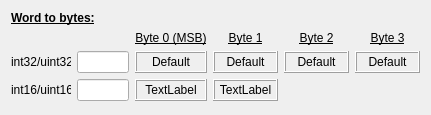
JFDuval/flexsea-plan, file ui/w_converter.ui: the form before one commit.
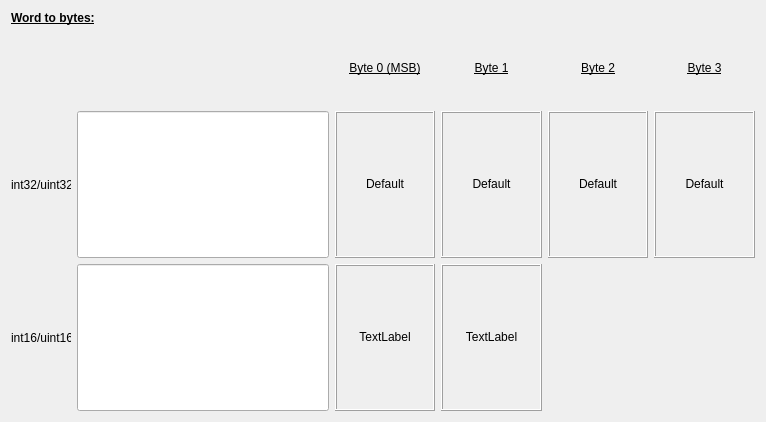
The form after the commit.

Commit message: UX fat fingers commtest, converter, testbench

Patch:
```diff
--- a/ui/w_converter.ui
+++ b/ui/w_converter.ui
@@ -6,8 +6,8 @@
    <rect>
     <x>0</x>
     <y>0</y>
-    <width>431</width>
-    <height>115</height>
+    <width>766</width>
+    <height>422</height>
    </rect>
   </property>
   <property name="windowTitle">
@@ -15,224 +15,134 @@
   </property>
   <layout class="QGridLayout" name="gridLayout">
    <item row="1" column="0">
-    <layout class="QGridLayout" name="gridLayout_2">
-     <item row="1" column="0">
-      <widget class="QLabel" name="label">
-       <property name="sizePolicy">
-        <sizepolicy hsizetype="Fixed" vsizetype="Preferred">
-         <horstretch>0</horstretch>
-         <verstretch>0</verstretch>
-        </sizepolicy>
-       </property>
-       <property name="minimumSize">
-        <size>
-         <width>60</width>
-         <height>0</height>
-        </size>
-       </property>
-       <property name="text">
-        <string>int32/uint32</string>
-       </property>
-      </widget>
-     </item>
-     <item row="2" column="0">
-      <widget class="QLabel" name="label_24">
-       <property name="sizePolicy">
-        <sizepolicy hsizetype="Fixed" vsizetype="Preferred">
-         <horstretch>0</horstretch>
-         <verstretch>0</verstretch>
-        </sizepolicy>
-       </property>
-       <property name="minimumSize">
-        <size>
-         <width>60</width>
-         <height>0</height>
-        </size>
-       </property>
-       <property name="text">
-        <string>int16/uint16</string>
-       </property>
-      </widget>
-     </item>
-     <item row="2" column="1">
-      <widget class="QLineEdit" name="lineEdituint16">
-       <property name="sizePolicy">
-        <sizepolicy hsizetype="Minimum" vsizetype="Fixed">
-         <horstretch>0</horstretch>
-         <verstretch>0</verstretch>
-        </sizepolicy>
-       </property>
-       <property name="minimumSize">
-        <size>
-         <width>50</width>
-         <height>0</height>
-        </size>
-       </property>
-       <property name="maximumSize">
-        <size>
-         <width>75</width>
-         <height>16777215</height>
-        </size>
-       </property>
-       <property name="baseSize">
-        <size>
-         <width>50</width>
-         <height>0</height>
-        </size>
-       </property>
-       <property name="alignment">
-        <set>Qt::AlignCenter</set>
-       </property>
-      </widget>
-     </item>
-     <item row="2" column="2">
-      <widget class="QLabel" name="label_16b0">
-       <property name="minimumSize">
-        <size>
-         <width>65</width>
-         <height>0</height>
-        </size>
-       </property>
-       <property name="frameShape">
-        <enum>QFrame::Box</enum>
-       </property>
-       <property name="frameShadow">
-        <enum>QFrame::Raised</enum>
-       </property>
-       <property name="text">
-        <string>TextLabel</string>
-       </property>
-       <property name="alignment">
-        <set>Qt::AlignCenter</set>
-       </property>
-       <property name="textInteractionFlags">
-        <set>Qt::LinksAccessibleByMouse|Qt::TextSelectableByKeyboard|Qt::TextSelectableByMouse</set>
-       </property>
-      </widget>
-     </item>
-     <item row="2" column="3">
-      <widget class="QLabel" name="label_16b1">
-       <property name="minimumSize">
-        <size>
-         <width>65</width>
-         <height>0</height>
-        </size>
-       </property>
-       <property name="frameShape">
-        <enum>QFrame::Box</enum>
-       </property>
-       <property name="frameShadow">
-        <enum>QFrame::Raised</enum>
-       </property>
-       <property name="text">
-        <string>TextLabel</string>
-       </property>
-       <property name="alignment">
-        <set>Qt::AlignCenter</set>
-       </property>
-       <property name="textInteractionFlags">
-        <set>Qt::LinksAccessibleByMouse|Qt::TextSelectableByKeyboard|Qt::TextSelectableByMouse</set>
-       </property>
-      </widget>
-     </item>
-     <item row="1" column="1">
-      <widget class="QLineEdit" name="lineEdituint32">
-       <property name="sizePolicy">
-        <sizepolicy hsizetype="Minimum" vsizetype="Fixed">
-         <horstretch>0</horstretch>
-         <verstretch>0</verstretch>
-        </sizepolicy>
-       </property>
-       <property name="minimumSize">
-        <size>
-         <width>50</width>
-         <height>0</height>
-        </size>
-       </property>
-       <property name="maximumSize">
-        <size>
-         <width>75</width>
-         <height>16777215</height>
-        </size>
-       </property>
-       <property name="baseSize">
-        <size>
-         <width>50</width>
-         <height>0</height>
-        </size>
-       </property>
-       <property name="alignment">
-        <set>Qt::AlignCenter</set>
-       </property>
-      </widget>
-     </item>
-     <item row="0" column="3">
+    <layout class="QGridLayout" name="gridLayout_2" rowstretch="0,1,2,2" columnstretch="1,5,2,2,2,2" columnminimumwidth="0,0,0,0,0,0">
+     <item row="1" column="3">
       <widget class="QLabel" name="label_10">
+       <property name="sizePolicy">
+        <sizepolicy hsizetype="Preferred" vsizetype="Preferred">
+         <horstretch>0</horstretch>
+         <verstretch>0</verstretch>
+        </sizepolicy>
+       </property>
+       <property name="maximumSize">
+        <size>
+         <width>1666666</width>
+         <height>16777215</height>
+        </size>
+       </property>
        <property name="text">
         <string>&lt;html&gt;&lt;head/&gt;&lt;body&gt;&lt;p align=&quot;center&quot;&gt;&lt;span style=&quot; text-decoration: underline;&quot;&gt;Byte 1&lt;/span&gt;&lt;/p&gt;&lt;/body&gt;&lt;/html&gt;</string>
        </property>
       </widget>
      </item>
-     <item row="0" column="2">
-      <widget class="QLabel" name="label_3">
-       <property name="text">
-        <string>&lt;html&gt;&lt;head/&gt;&lt;body&gt;&lt;p align=&quot;center&quot;&gt;&lt;span style=&quot; text-decoration: underline;&quot;&gt;Byte 0 (MSB)&lt;/span&gt;&lt;/p&gt;&lt;/body&gt;&lt;/html&gt;</string>
-       </property>
-      </widget>
-     </item>
-     <item row="0" column="4">
+     <item row="1" column="4">
       <widget class="QLabel" name="label_11">
+       <property name="sizePolicy">
+        <sizepolicy hsizetype="Preferred" vsizetype="Preferred">
+         <horstretch>0</horstretch>
+         <verstretch>0</verstretch>
+        </sizepolicy>
+       </property>
+       <property name="maximumSize">
+        <size>
+         <width>1666666</width>
+         <height>16777215</height>
+        </size>
+       </property>
        <property name="text">
         <string>&lt;html&gt;&lt;head/&gt;&lt;body&gt;&lt;p align=&quot;center&quot;&gt;&lt;span style=&quot; text-decoration: underline;&quot;&gt;Byte 2&lt;/span&gt;&lt;/p&gt;&lt;/body&gt;&lt;/html&gt;</string>
        </property>
       </widget>
      </item>
-     <item row="0" column="5">
+     <item row="1" column="2">
+      <widget class="QLabel" name="label_3">
+       <property name="sizePolicy">
+        <sizepolicy hsizetype="Preferred" vsizetype="Preferred">
+         <horstretch>0</horstretch>
+         <verstretch>0</verstretch>
+        </sizepolicy>
+       </property>
+       <property name="maximumSize">
+        <size>
+         <width>1666666</width>
+         <height>16777215</height>
+        </size>
+       </property>
+       <property name="text">
+        <string>&lt;html&gt;&lt;head/&gt;&lt;body&gt;&lt;p align=&quot;center&quot;&gt;&lt;span style=&quot; text-decoration: underline;&quot;&gt;Byte 0 (MSB)&lt;/span&gt;&lt;/p&gt;&lt;/body&gt;&lt;/html&gt;</string>
+       </property>
+      </widget>
+     </item>
+     <item row="2" column="1">
+      <widget class="QLineEdit" name="lineEdituint32">
+       <property name="sizePolicy">
+        <sizepolicy hsizetype="Minimum" vsizetype="Preferred">
+         <horstretch>0</horstretch>
+         <verstretch>0</verstretch>
+        </sizepolicy>
+       </property>
+       <property name="minimumSize">
+        <size>
+         <width>50</width>
+         <height>0</height>
+        </size>
+       </property>
+       <property name="maximumSize">
+        <size>
+         <width>1666666</width>
+         <height>16777215</height>
+        </size>
+       </property>
+       <property name="baseSize">
+        <size>
+         <width>50</width>
+         <height>0</height>
+        </size>
+       </property>
+       <property name="alignment">
+        <set>Qt::AlignCenter</set>
+       </property>
+      </widget>
+     </item>
+     <item row="1" column="5">
       <widget class="QLabel" name="label_12">
+       <property name="sizePolicy">
+        <sizepolicy hsizetype="Preferred" vsizetype="Preferred">
+         <horstretch>0</horstretch>
+         <verstretch>0</verstretch>
+        </sizepolicy>
+       </property>
+       <property name="maximumSize">
+        <size>
+         <width>1666666</width>
+         <height>16777215</height>
+        </size>
+       </property>
        <property name="text">
         <string>&lt;html&gt;&lt;head/&gt;&lt;body&gt;&lt;p align=&quot;center&quot;&gt;&lt;span style=&quot; text-decoration: underline;&quot;&gt;Byte 3&lt;/span&gt;&lt;/p&gt;&lt;/body&gt;&lt;/html&gt;</string>
        </property>
       </widget>
      </item>
-     <item row="1" column="2">
-      <widget class="QLabel" name="label_32b0">
-       <property name="minimumSize">
-        <size>
-         <width>65</width>
-         <height>0</height>
-        </size>
-       </property>
-       <property name="autoFillBackground">
-        <bool>false</bool>
-       </property>
-       <property name="frameShape">
-        <enum>QFrame::Box</enum>
-       </property>
-       <property name="frameShadow">
-        <enum>QFrame::Raised</enum>
-       </property>
-       <property name="lineWidth">
-        <number>1</number>
-       </property>
-       <property name="text">
-        <string>Default</string>
-       </property>
-       <property name="alignment">
-        <set>Qt::AlignCenter</set>
-       </property>
-       <property name="textInteractionFlags">
-        <set>Qt::LinksAccessibleByMouse|Qt::TextSelectableByKeyboard|Qt::TextSelectableByMouse</set>
-       </property>
-      </widget>
-     </item>
-     <item row="1" column="4">
+     <item row="2" column="4">
       <widget class="QLabel" name="label_32b2">
+       <property name="sizePolicy">
+        <sizepolicy hsizetype="Preferred" vsizetype="Preferred">
+         <horstretch>0</horstretch>
+         <verstretch>0</verstretch>
+        </sizepolicy>
+       </property>
        <property name="minimumSize">
         <size>
          <width>65</width>
          <height>0</height>
         </size>
        </property>
+       <property name="maximumSize">
+        <size>
+         <width>1666666</width>
+         <height>16777215</height>
+        </size>
+       </property>
        <property name="autoFillBackground">
         <bool>false</bool>
        </property>
@@ -256,14 +166,26 @@
        </property>
       </widget>
      </item>
-     <item row="1" column="3">
-      <widget class="QLabel" name="label_32b1">
+     <item row="2" column="2">
+      <widget class="QLabel" name="label_32b0">
+       <property name="sizePolicy">
+        <sizepolicy hsizetype="Preferred" vsizetype="Preferred">
+         <horstretch>0</horstretch>
+         <verstretch>0</verstretch>
+        </sizepolicy>
+       </property>
        <property name="minimumSize">
         <size>
          <width>65</width>
          <height>0</height>
         </size>
        </property>
+       <property name="maximumSize">
+        <size>
+         <width>1666666</width>
+         <height>16777215</height>
+        </size>
+       </property>
        <property name="autoFillBackground">
         <bool>false</bool>
        </property>
@@ -287,14 +209,26 @@
        </property>
       </widget>
      </item>
-     <item row="1" column="5">
+     <item row="2" column="5">
       <widget class="QLabel" name="label_32b3">
+       <property name="sizePolicy">
+        <sizepolicy hsizetype="Preferred" vsizetype="Preferred">
+         <horstretch>0</horstretch>
+         <verstretch>0</verstretch>
+        </sizepolicy>
+       </property>
        <property name="minimumSize">
         <size>
          <width>65</width>
          <height>0</height>
         </size>
        </property>
+       <property name="maximumSize">
+        <size>
+         <width>1666666</width>
+         <height>16777215</height>
+        </size>
+       </property>
        <property name="autoFillBackground">
         <bool>false</bool>
        </property>
@@ -318,41 +252,225 @@
        </property>
       </widget>
      </item>
+     <item row="2" column="3">
+      <widget class="QLabel" name="label_32b1">
+       <property name="sizePolicy">
+        <sizepolicy hsizetype="Preferred" vsizetype="Preferred">
+         <horstretch>0</horstretch>
+         <verstretch>0</verstretch>
+        </sizepolicy>
+       </property>
+       <property name="minimumSize">
+        <size>
+         <width>65</width>
+         <height>0</height>
+        </size>
+       </property>
+       <property name="maximumSize">
+        <size>
+         <width>1666666</width>
+         <height>16777215</height>
+        </size>
+       </property>
+       <property name="autoFillBackground">
+        <bool>false</bool>
+       </property>
+       <property name="frameShape">
+        <enum>QFrame::Box</enum>
+       </property>
+       <property name="frameShadow">
+        <enum>QFrame::Raised</enum>
+       </property>
+       <property name="lineWidth">
+        <number>1</number>
+       </property>
+       <property name="text">
+        <string>Default</string>
+       </property>
+       <property name="alignment">
+        <set>Qt::AlignCenter</set>
+       </property>
+       <property name="textInteractionFlags">
+        <set>Qt::LinksAccessibleByMouse|Qt::TextSelectableByKeyboard|Qt::TextSelectableByMouse</set>
+       </property>
+      </widget>
+     </item>
+     <item row="3" column="0">
+      <widget class="QLabel" name="label_24">
+       <property name="sizePolicy">
+        <sizepolicy hsizetype="Fixed" vsizetype="Preferred">
+         <horstretch>0</horstretch>
+         <verstretch>0</verstretch>
+        </sizepolicy>
+       </property>
+       <property name="minimumSize">
+        <size>
+         <width>60</width>
+         <height>0</height>
+        </size>
+       </property>
+       <property name="maximumSize">
+        <size>
+         <width>1666666</width>
+         <height>16777215</height>
+        </size>
+       </property>
+       <property name="text">
+        <string>int16/uint16</string>
+       </property>
+      </widget>
+     </item>
+     <item row="3" column="1">
+      <widget class="QLineEdit" name="lineEdituint16">
+       <property name="sizePolicy">
+        <sizepolicy hsizetype="Minimum" vsizetype="Preferred">
+         <horstretch>0</horstretch>
+         <verstretch>0</verstretch>
+        </sizepolicy>
+       </property>
+       <property name="minimumSize">
+        <size>
+         <width>50</width>
+         <height>0</height>
+        </size>
+       </property>
+       <property name="maximumSize">
+        <size>
+         <width>1666666</width>
+         <height>16777215</height>
+        </size>
+       </property>
+       <property name="baseSize">
+        <size>
+         <width>50</width>
+         <height>0</height>
+        </size>
+       </property>
+       <property name="alignment">
+        <set>Qt::AlignCenter</set>
+       </property>
+      </widget>
+     </item>
+     <item row="2" column="0">
+      <widget class="QLabel" name="label">
+       <property name="sizePolicy">
+        <sizepolicy hsizetype="Fixed" vsizetype="Preferred">
+         <horstretch>0</horstretch>
+         <verstretch>0</verstretch>
+        </sizepolicy>
+       </property>
+       <property name="minimumSize">
+        <size>
+         <width>60</width>
+         <height>0</height>
+        </size>
+       </property>
+       <property name="maximumSize">
+        <size>
+         <width>1666666</width>
+         <height>16777215</height>
+        </size>
+       </property>
+       <property name="text">
+        <string>int32/uint32</string>
+       </property>
+      </widget>
+     </item>
+     <item row="3" column="3">
+      <widget class="QLabel" name="label_16b1">
+       <property name="sizePolicy">
+        <sizepolicy hsizetype="Preferred" vsizetype="Preferred">
+         <horstretch>0</horstretch>
+         <verstretch>0</verstretch>
+        </sizepolicy>
+       </property>
+       <property name="minimumSize">
+        <size>
+         <width>65</width>
+         <height>0</height>
+        </size>
+       </property>
+       <property name="maximumSize">
+        <size>
+         <width>1666666</width>
+         <height>16777215</height>
+        </size>
+       </property>
+       <property name="frameShape">
+        <enum>QFrame::Box</enum>
+       </property>
+       <property name="frameShadow">
+        <enum>QFrame::Raised</enum>
+       </property>
+       <property name="text">
+        <string>TextLabel</string>
+       </property>
+       <property name="alignment">
+        <set>Qt::AlignCenter</set>
+       </property>
+       <property name="textInteractionFlags">
+        <set>Qt::LinksAccessibleByMouse|Qt::TextSelectableByKeyboard|Qt::TextSelectableByMouse</set>
+       </property>
+      </widget>
+     </item>
+     <item row="3" column="2">
+      <widget class="QLabel" name="label_16b0">
+       <property name="sizePolicy">
+        <sizepolicy hsizetype="Preferred" vsizetype="Preferred">
+         <horstretch>0</horstretch>
+         <verstretch>0</verstretch>
+        </sizepolicy>
+       </property>
+       <property name="minimumSize">
+        <size>
+         <width>65</width>
+         <height>0</height>
+        </size>
+       </property>
+       <property name="maximumSize">
+        <size>
+         <width>1666666</width>
+         <height>16777215</height>
+        </size>
+       </property>
+       <property name="frameShape">
+        <enum>QFrame::Box</enum>
+       </property>
+       <property name="frameShadow">
+        <enum>QFrame::Raised</enum>
+       </property>
+       <property name="text">
+        <string>TextLabel</string>
+       </property>
+       <property name="alignment">
+        <set>Qt::AlignCenter</set>
+       </property>
+       <property name="textInteractionFlags">
+        <set>Qt::LinksAccessibleByMouse|Qt::TextSelectableByKeyboard|Qt::TextSelectableByMouse</set>
+       </property>
+      </widget>
+     </item>
+     <item row="0" column="0" colspan="3">
+      <widget class="QLabel" name="label_19">
+       <property name="sizePolicy">
+        <sizepolicy hsizetype="Preferred" vsizetype="Preferred">
+         <horstretch>0</horstretch>
+         <verstretch>0</verstretch>
+        </sizepolicy>
+       </property>
+       <property name="maximumSize">
+        <size>
+         <width>1666666</width>
+         <height>16777215</height>
+        </size>
+       </property>
+       <property name="text">
+        <string>&lt;html&gt;&lt;head/&gt;&lt;body&gt;&lt;p&gt;&lt;span style=&quot; font-weight:600; text-decoration: underline;&quot;&gt;Word to bytes:&lt;/span&gt;&lt;/p&gt;&lt;/body&gt;&lt;/html&gt;</string>
+       </property>
+      </widget>
+     </item>
     </layout>
    </item>
-   <item row="1" column="1">
-    <spacer name="horizontalSpacer">
-     <property name="orientation">
-      <enum>Qt::Horizontal</enum>
-     </property>
-     <property name="sizeHint" stdset="0">
-      <size>
-       <width>5</width>
-       <height>5</height>
-      </size>
-     </property>
-    </spacer>
-   </item>
-   <item row="0" column="0">
-    <widget class="QLabel" name="label_19">
-     <property name="text">
-      <string>&lt;html&gt;&lt;head/&gt;&lt;body&gt;&lt;p&gt;&lt;span style=&quot; font-weight:600; text-decoration: underline;&quot;&gt;Word to bytes:&lt;/span&gt;&lt;/p&gt;&lt;/body&gt;&lt;/html&gt;</string>
-     </property>
-    </widget>
-   </item>
-   <item row="2" column="0">
-    <spacer name="verticalSpacer">
-     <property name="orientation">
-      <enum>Qt::Vertical</enum>
-     </property>
-     <property name="sizeHint" stdset="0">
-      <size>
-       <width>5</width>
-       <height>5</height>
-      </size>
-     </property>
-    </spacer>
-   </item>
   </layout>
  </widget>
  <tabstops>
```
The commit also changes 2 other files.
